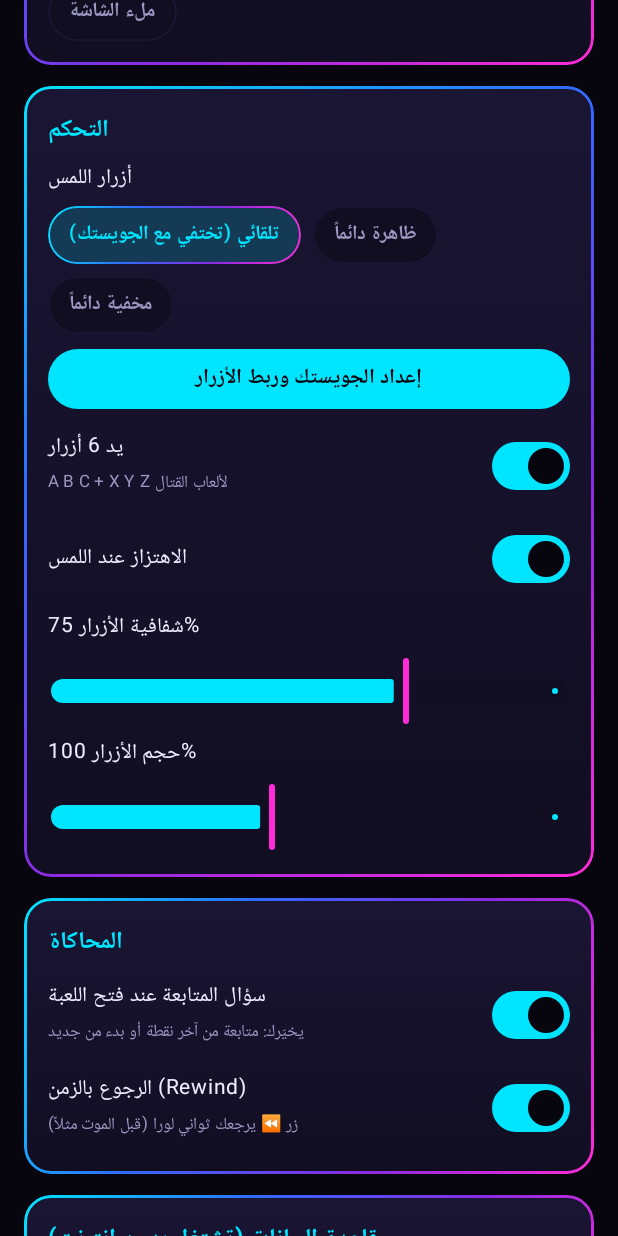
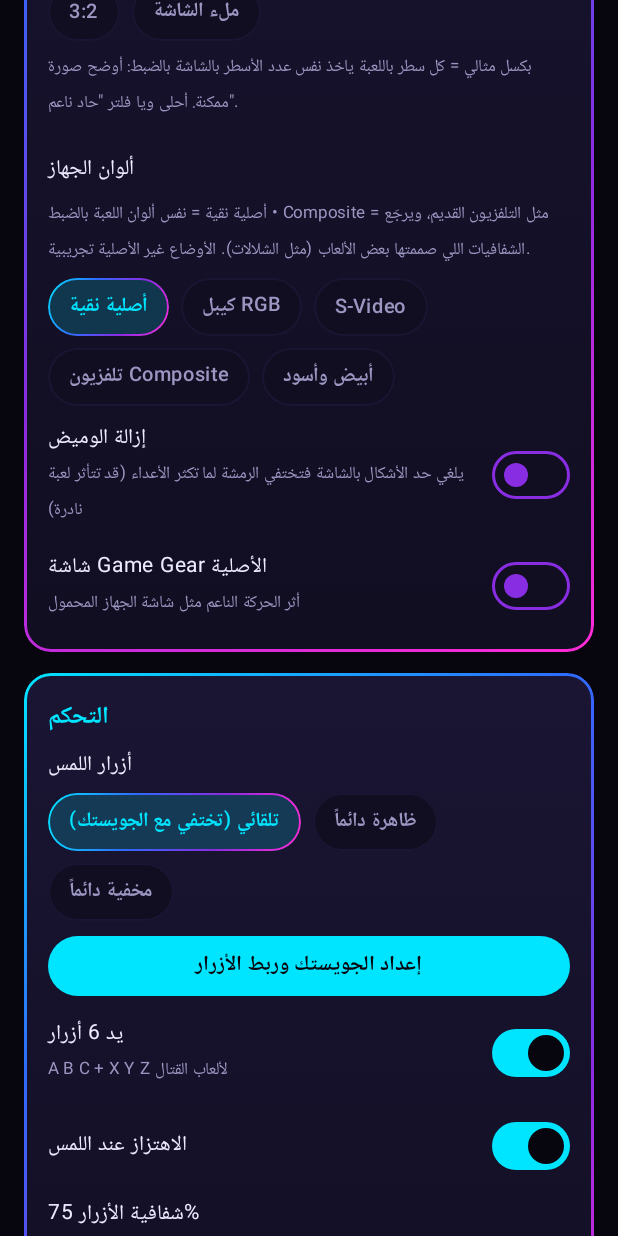
Before and after one commit to tara44x-code/NeonDrive, an Android app built with Jetpack Compose: the composable SettingsScreen shown on its own in the app's theme, scrolled down 1730 dp, on a phone screen of 412 x 824 dp. Run offline under Robolectric (Android 15) with nearby library versions, the phone set to English and light mode, and no system bars; libraries missing offline, so code that uses them is left out: coil.decode, com.swordfish.libretrodroid; pictures from the network do not load; 1 statement that could not run was skipped.

Commit message:
Pixel-perfect scaling, console colour modes, no-flicker, animated developer signature
- Aspect 'بكسل مثالي': whole-number scaling of the console's lines to fit the screen
- Colour modes from the engine (blargg NTSC filter): original, RGB, S-Video, Composite, mono
- Remove sprite limit (less flicker) and Game Gear LCD ghosting options, also in the pause menu
- Animated neon signature 'مهند سات لنك' with transparent background replaces the text
  (animated WebP with soft alpha on Android 9+, GIF fallback below)

Co-Authored-By: Claude Opus 5.5 <noreply@anthropic.com>
Claude-Session: https://claude.ai/code/session_01QSEAHZxv7RLHtSVL9ECVGd

```diff
--- a/app/build.gradle.kts
+++ b/app/build.gradle.kts
@@ -76,4 +76,5 @@ dependencies {
     implementation("androidx.documentfile:documentfile:1.0.1")
     implementation("org.jetbrains.kotlinx:kotlinx-coroutines-android:1.9.0")
     implementation("io.coil-kt:coil-compose:2.7.0")
+    implementation("io.coil-kt:coil-gif:2.7.0")
 }
--- a/app/src/main/java/com/neondrive/emu/data/Settings.kt
+++ b/app/src/main/java/com/neondrive/emu/data/Settings.kt
@@ -15,10 +15,20 @@ enum class VideoFilter(val label: String) {
 /** How the picture fills the phone screen. [ratio] = forced display ratio (null = engine decides). */
 enum class AspectMode(val label: String, val ratio: Float?) {
     ORIGINAL("أصلي", null),
+    INTEGER("بكسل مثالي", null),          // whole-number scaling: every console line = N screen lines
     STRETCH_16_9("تمدد 16:9", 16f / 9f),
     STRETCH_16_10("16:10", 16f / 10f),
     STRETCH_3_2("3:2", 3f / 2f),
     FULL("ملء الشاشة", null),
+}
+
+/** Colour output of the console's video chip, done by the engine itself (blargg NTSC filter). */
+enum class ColorMode(val label: String, val coreValue: String) {
+    ORIGINAL("أصلية نقية", "disabled"),
+    RGB("كيبل RGB", "rgb"),
+    SVIDEO("S-Video", "svideo"),
+    COMPOSITE("تلفزيون Composite", "composite"),
+    MONO("أبيض وأسود", "monochrome"),
 }
 
 enum class TouchMode(val label: String) {
@@ -73,6 +83,20 @@ class Settings(context: Context) {
         get() = if (p.contains("rewind")) p.getBoolean("rewind", true) else null
         set(v) { if (v == null) p.edit().remove("rewind").apply() else p.edit().putBoolean("rewind", v).apply() }
 
+    var colorMode: ColorMode
+        get() = runCatching { ColorMode.valueOf(p.getString("color", "ORIGINAL")!!) }.getOrDefault(ColorMode.ORIGINAL)
+        set(v) = p.edit().putString("color", v.name).apply()
+
+    /** Removes the console's sprite limit: less flicker when many objects are on screen. */
+    var noSpriteLimit: Boolean
+        get() = p.getBoolean("noSpriteLimit", false)
+        set(v) = p.edit().putBoolean("noSpriteLimit", v).apply()
+
+    /** Game Gear LCD ghosting, like the real handheld screen. */
+    var ggLcd: Boolean
+        get() = p.getBoolean("ggLcd", false)
+        set(v) = p.edit().putBoolean("ggLcd", v).apply()
+
     var autoResume: Boolean
         get() = p.getBoolean("autoResume", true)
         set(v) = p.edit().putBoolean("autoResume", v).apply()
--- /dev/null
+++ b/app/src/main/java/com/neondrive/emu/ui/DeveloperBadge.kt
@@ -0,0 +1,39 @@
+package com.neondrive.emu.ui
+
+import android.os.Build
+import androidx.compose.foundation.layout.height
+import androidx.compose.runtime.Composable
+import androidx.compose.runtime.remember
+import androidx.compose.ui.Modifier
+import androidx.compose.ui.layout.ContentScale
+import androidx.compose.ui.platform.LocalContext
+import androidx.compose.ui.unit.Dp
+import androidx.compose.ui.unit.dp
+import coil.ImageLoader
+import coil.compose.AsyncImage
+import coil.decode.GifDecoder
+import coil.decode.ImageDecoderDecoder
+import com.neondrive.emu.R
+
+/**
+ * Animated neon signature "مهند سات لنك" with a transparent background.
+ * Android 9+: animated WebP with real (soft) transparency. Older: GIF fallback.
+ */
+@Composable
+fun DeveloperBadge(modifier: Modifier = Modifier, height: Dp = 40.dp) {
+    val context = LocalContext.current
+    val loader = remember {
+        ImageLoader.Builder(context)
+            .components {
+                if (Build.VERSION.SDK_INT >= 28) add(ImageDecoderDecoder.Factory()) else add(GifDecoder.Factory())
+            }
+            .build()
+    }
+    AsyncImage(
+        model = if (Build.VERSION.SDK_INT >= 28) R.raw.dev_name_anim else R.raw.dev_name_legacy,
+        contentDescription = "تطوير: مهند سات لنك",
+        imageLoader = loader,
+        contentScale = ContentScale.Fit,
+        modifier = modifier.height(height),
+    )
+}
--- a/app/src/main/java/com/neondrive/emu/ui/LibraryScreen.kt
+++ b/app/src/main/java/com/neondrive/emu/ui/LibraryScreen.kt
@@ -108,7 +108,7 @@ private fun Header(vm: LibraryViewModel, onOpenSettings: () -> Unit) {
             Column(Modifier.weight(1f)) {
                 Text("NeonDrive", style = Neon.glowText)
                 Text("محاكي سيكا الاحترافي", color = Neon.TextDim, fontSize = 13.sp)
-                Text("تطوير: مهند سات لنك", color = Neon.Magenta, fontSize = 11.sp, fontWeight = FontWeight.SemiBold)
+                DeveloperBadge(height = 38.dp)
             }
             IconButton(onClick = vm::rescanAll) { Icon(Icons.Default.Refresh, "إعادة الفحص", tint = Neon.Cyan) }
             IconButton(onClick = onOpenSettings) { Icon(Icons.Default.Tune, "الإعدادات", tint = Neon.Magenta) }
--- a/app/src/main/java/com/neondrive/emu/ui/SettingsScreen.kt
+++ b/app/src/main/java/com/neondrive/emu/ui/SettingsScreen.kt
@@ -14,6 +14,7 @@ import androidx.compose.ui.unit.dp
 import androidx.compose.ui.unit.sp
 import com.neondrive.emu.data.VideoFilter
 import com.neondrive.emu.data.AspectMode
+import com.neondrive.emu.data.ColorMode
 import com.neondrive.emu.data.TouchMode
 import com.neondrive.emu.game.ControllerSetupActivity
 import android.content.Intent
@@ -38,6 +39,9 @@ fun SettingsScreen(vm: LibraryViewModel, onBack: () -> Unit) {
     var filter by remember { mutableStateOf(s.filter) }
     var aspect by remember { mutableStateOf(s.aspect) }
     var touchMode by remember { mutableStateOf(s.touchMode) }
+    var colorMode by remember { mutableStateOf(s.colorMode) }
+    var noFlicker by remember { mutableStateOf(s.noSpriteLimit) }
+    var ggLcd by remember { mutableStateOf(s.ggLcd) }
     val context = LocalContext.current
     var six by remember { mutableStateOf(s.sixButtonPad) }
     var rewind by remember { mutableStateOf(s.rewind ?: (vm.profile?.rewindByDefault ?: true)) }
@@ -92,6 +96,22 @@ fun SettingsScreen(vm: LibraryViewModel, onBack: () -> Unit) {
             )
             FlowRowCompat {
                 AspectMode.entries.forEach { a -> NeonChip(a.label, aspect == a) { aspect = a; s.aspect = a } }
+            }
+            Text("بكسل مثالي = كل سطر باللعبة ياخذ نفس عدد الأسطر بالشاشة بالضبط: أوضح صورة ممكنة. أحلى ويا فلتر \"حاد ناعم\".",
+                color = Neon.TextDim, fontSize = 11.sp)
+
+            Spacer(Modifier.height(8.dp))
+            Text("ألوان الجهاز", color = Neon.Text, fontSize = 14.sp)
+            Text("أصلية نقية = نفس ألوان اللعبة بالضبط • Composite = مثل التلفزيون القديم، ويرجّع الشفافيات اللي صممتها بعض الألعاب (مثل الشلالات). الأوضاع غير الأصلية تجريبية.",
+                color = Neon.TextDim, fontSize = 11.sp)
+            FlowRowCompat {
+                ColorMode.entries.forEach { c -> NeonChip(c.label, colorMode == c) { colorMode = c; s.colorMode = c } }
+            }
+            Toggle("إزالة الوميض", "يلغي حد الأشكال بالشاشة فتختفي الرمشة لما تكثر الأعداء (قد تتأثر لعبة نادرة)", noFlicker) {
+                noFlicker = it; s.noSpriteLimit = it
+            }
+            Toggle("شاشة Game Gear الأصلية", "أثر الحركة الناعم مثل شاشة الجهاز المحمول", ggLcd) {
+                ggLcd = it; s.ggLcd = it
             }
         }
 
@@ -154,7 +174,7 @@ fun SettingsScreen(vm: LibraryViewModel, onBack: () -> Unit) {
         }
 
         Section("حول") {
-            Text("تطوير: مهند سات لنك", color = Neon.Text, fontSize = 15.sp, fontWeight = FontWeight.Bold)
+            DeveloperBadge(Modifier.fillMaxWidth(), height = 64.dp)
         }
     }
 }
```
Also changed, not shown: app/src/main/java/com/neondrive/emu/game/GameActivity.kt (+36 -5 lines), app/src/main/java/com/neondrive/emu/game/GameMenuActivity.kt (+18 -0 lines), app/src/main/res/raw/dev_name_anim.webp (added), app/src/main/res/raw/dev_name_legacy.gif (added).
